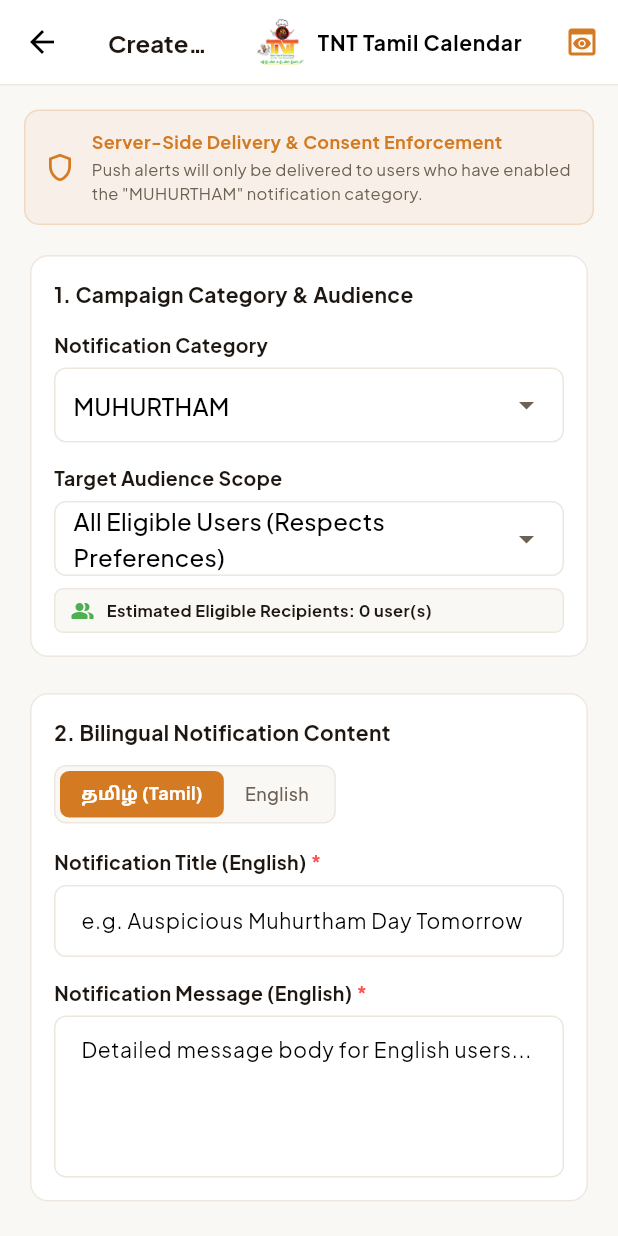
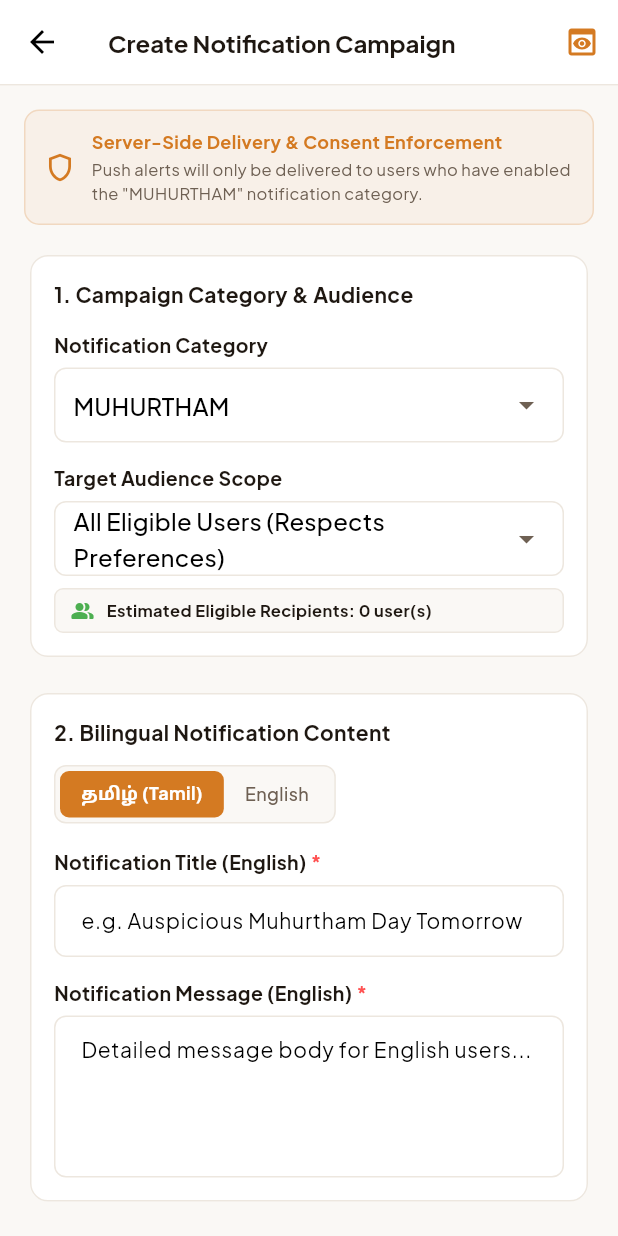
Before and after one commit to thevishwakumar/TNT-Tamil-Calendar, a Flutter app: the AdminCampaignsScreen screen opened directly, after a tap on "Create Campaign", on a phone screen of 412 x 824 dp. Run offline on Flutter 3.47's test engine with Material 3 defaults, Android fonts, the phone set to English and light mode, and no system bars; our stand-ins replace flutter_dotenv, google_fonts, permission_handler, shared_preferences, supabase_flutter; accounts and stored records are empty; network calls fail.

Commit message:
Remove duplicate TNTBrandHeader from all Admin screens

```diff
--- a/lib/features/admin/audit/admin_audit_screen.dart
+++ b/lib/features/admin/audit/admin_audit_screen.dart
@@ -1,4 +1,3 @@
-import 'package:tnt_tamil_calendar/widgets/tnt_brand_header.dart';
 import 'package:flutter/material.dart';
 import '../../../core/constants/colors.dart';
 import '../../../models/tnt_models.dart';
@@ -60,7 +59,7 @@ class _AdminAuditScreenState extends State<AdminAuditScreen> {
         title: const Text('Admin Audit Trail', style: TextStyle(fontSize: 16, fontWeight: FontWeight.bold, color: TNTColors.textPrimary)),
         backgroundColor: TNTColors.surface,
         elevation: 0,
-        actions: [ const TNTBrandHeader(),
+        actions: [
           IconButton(icon: const Icon(Icons.refresh_rounded, color: TNTColors.primary), onPressed: _loadLogs),
         ],
         bottom: PreferredSize(
--- a/lib/features/admin/bulk_import/admin_bulk_import_screen.dart
+++ b/lib/features/admin/bulk_import/admin_bulk_import_screen.dart
@@ -1,4 +1,3 @@
-import 'package:tnt_tamil_calendar/widgets/tnt_brand_header.dart';
 import 'package:flutter/material.dart';
 import '../../../core/constants/colors.dart';
 import '../../../models/tnt_models.dart';
@@ -96,7 +95,7 @@ class _AdminBulkImportScreenState extends State<AdminBulkImportScreen> {
           preferredSize: const Size.fromHeight(1),
           child: Container(color: TNTColors.border, height: 1),
         ),
-      actions: const [TNTBrandHeader()],
+      actions: const [],
       ),
       body: SingleChildScrollView(
         padding: const EdgeInsets.all(16),
--- a/lib/features/admin/calendar_management/admin_calendar_screen.dart
+++ b/lib/features/admin/calendar_management/admin_calendar_screen.dart
@@ -1,4 +1,3 @@
-import 'package:tnt_tamil_calendar/widgets/tnt_brand_header.dart';
 import 'package:flutter/material.dart';
 import '../../../core/constants/colors.dart';
 import '../../../models/tnt_models.dart';
@@ -93,7 +92,7 @@ class _AdminCalendarScreenState extends State<AdminCalendarScreen> {
                 color: TNTColors.textPrimary)),
         backgroundColor: TNTColors.surface,
         elevation: 0,
-        actions: [ const TNTBrandHeader(),
+        actions: [
           IconButton(
             icon: const Icon(Icons.refresh_rounded, color: TNTColors.primary),
             onPressed: _loadAllCalendarData,
--- a/lib/features/admin/content/admin_content_form.dart
+++ b/lib/features/admin/content/admin_content_form.dart
@@ -1,4 +1,3 @@
-import 'package:tnt_tamil_calendar/widgets/tnt_brand_header.dart';
 import 'package:flutter/material.dart';
 import '../../../core/constants/colors.dart';
 import '../../../models/tnt_models.dart';
@@ -179,7 +178,7 @@ class _AdminContentFormScreenState extends State<AdminContentFormScreen> {
         ),
         backgroundColor: TNTColors.surface,
         elevation: 0,
-        actions: [ const TNTBrandHeader(),
+        actions: [
           IconButton(
             tooltip: 'Live Preview',
             icon: const Icon(Icons.remove_red_eye_outlined, color: TNTColors.primary),
--- a/lib/features/admin/content/admin_content_screen.dart
+++ b/lib/features/admin/content/admin_content_screen.dart
@@ -1,4 +1,3 @@
-import 'package:tnt_tamil_calendar/widgets/tnt_brand_header.dart';
 import 'package:flutter/material.dart';
 import '../../../core/constants/colors.dart';
 import '../../../models/tnt_models.dart';
@@ -116,7 +115,7 @@ class _AdminContentScreenState extends State<AdminContentScreen> {
         ),
         backgroundColor: TNTColors.surface,
         elevation: 0,
-        actions: [ const TNTBrandHeader(),
+        actions: [
           IconButton(
             tooltip: 'Refresh',
             icon: const Icon(Icons.refresh_rounded, color: TNTColors.primary),
--- a/lib/features/admin/festivals_management/admin_festivals_screen.dart
+++ b/lib/features/admin/festivals_management/admin_festivals_screen.dart
@@ -1,4 +1,3 @@
-import 'package:tnt_tamil_calendar/widgets/tnt_brand_header.dart';
 import 'package:flutter/material.dart';
 import '../../../core/constants/colors.dart';
 import '../../../models/tnt_models.dart';
@@ -135,7 +134,7 @@ class _AdminFestivalsScreenState extends State<AdminFestivalsScreen> {
         title: const Text('Festivals Management', style: TextStyle(fontSize: 16, fontWeight: FontWeight.bold, color: TNTColors.textPrimary)),
         backgroundColor: TNTColors.surface,
         elevation: 0,
-        actions: [ const TNTBrandHeader(),
+        actions: [
           IconButton(
             icon: const Icon(Icons.refresh_rounded, color: TNTColors.primary),
             onPressed: () => _loadFestivals(forceRefresh: true),
--- a/lib/features/admin/media_management/admin_media_library_screen.dart
+++ b/lib/features/admin/media_management/admin_media_library_screen.dart
@@ -1,4 +1,3 @@
-import 'package:tnt_tamil_calendar/widgets/tnt_brand_header.dart';
 import 'package:flutter/material.dart';
 import '../../../core/constants/colors.dart';
 import '../../../models/tnt_models.dart';
@@ -203,7 +202,7 @@ class _AdminMediaLibraryScreenState extends State<AdminMediaLibraryScreen> {
         ),
         backgroundColor: TNTColors.surface,
         elevation: 0,
-        actions: [ const TNTBrandHeader(),
+        actions: [
           IconButton(
             tooltip: 'Refresh',
             icon: const Icon(Icons.refresh_rounded, color: TNTColors.primary),
--- a/lib/features/admin/muhurtham_management/admin_muhurtham_screen.dart
+++ b/lib/features/admin/muhurtham_management/admin_muhurtham_screen.dart
@@ -1,4 +1,3 @@
-import 'package:tnt_tamil_calendar/widgets/tnt_brand_header.dart';
 import 'package:flutter/material.dart';
 import '../../../core/constants/colors.dart';
 import '../../../models/tnt_models.dart';
@@ -104,7 +103,7 @@ class _AdminMuhurthamScreenState extends State<AdminMuhurthamScreen> {
         title: const Text('Muhurtham Management', style: TextStyle(fontSize: 16, fontWeight: FontWeight.bold, color: TNTColors.textPrimary)),
         backgroundColor: TNTColors.surface,
         elevation: 0,
-        actions: [ const TNTBrandHeader(),
+        actions: [
           IconButton(
             icon: const Icon(Icons.refresh_rounded, color: TNTColors.primary),
             onPressed: () => _loadMuhurthams(forceRefresh: true),
--- a/lib/features/admin/notifications/screens/admin_campaign_create_screen.dart
+++ b/lib/features/admin/notifications/screens/admin_campaign_create_screen.dart
@@ -1,4 +1,3 @@
-import 'package:tnt_tamil_calendar/widgets/tnt_brand_header.dart';
 import 'package:flutter/material.dart';
 import '../../../../core/constants/colors.dart';
 import '../../../../models/tnt_models.dart';
@@ -258,7 +257,7 @@ class _AdminCampaignCreateScreenState extends State<AdminCampaignCreateScreen> {
         ),
         backgroundColor: TNTColors.surface,
         elevation: 0,
-        actions: [ const TNTBrandHeader(),
+        actions: [
           IconButton(
             tooltip: 'Live Preview',
             icon: const Icon(Icons.preview_rounded, color: TNTColors.primary),
--- a/lib/features/admin/notifications/screens/admin_campaign_detail_screen.dart
+++ b/lib/features/admin/notifications/screens/admin_campaign_detail_screen.dart
@@ -1,4 +1,3 @@
-import 'package:tnt_tamil_calendar/widgets/tnt_brand_header.dart';
 import 'package:flutter/material.dart';
 import '../../../../core/constants/colors.dart';
 import '../../../../models/tnt_models.dart';
@@ -114,7 +113,7 @@ class _AdminCampaignDetailScreenState extends State<AdminCampaignDetailScreen> {
     if (c == null) {
       return Scaffold(
         backgroundColor: TNTColors.background,
-        appBar: AppBar(title: const Text('Campaign Not Found'), backgroundColor: TNTColors.surface, actions: const [TNTBrandHeader()],),
+        appBar: AppBar(title: const Text('Campaign Not Found'), backgroundColor: TNTColors.surface, actions: const [],),
         body: const Center(child: Text('Requested notification campaign does not exist.')),
       );
     }
@@ -133,7 +132,7 @@ class _AdminCampaignDetailScreenState extends State<AdminCampaignDetailScreen> {
         ),
         backgroundColor: TNTColors.surface,
         elevation: 0,
-        actions: [ const TNTBrandHeader(),
+        actions: [
           IconButton(
             tooltip: 'Live Preview',
             icon: const Icon(Icons.preview_rounded, color: TNTColors.primary),
--- a/lib/features/admin/notifications/screens/admin_campaigns_screen.dart
+++ b/lib/features/admin/notifications/screens/admin_campaigns_screen.dart
@@ -1,4 +1,3 @@
-import 'package:tnt_tamil_calendar/widgets/tnt_brand_header.dart';
 import 'package:flutter/material.dart';
 import '../../../../core/constants/colors.dart';
 import '../../../../models/tnt_models.dart';
@@ -104,7 +103,7 @@ class _AdminCampaignsScreenState extends State<AdminCampaignsScreen> with Single
         ),
         backgroundColor: TNTColors.surface,
         elevation: 0,
-        actions: [ const TNTBrandHeader(),
+        actions: [
           IconButton(
             tooltip: 'Refresh',
             icon: const Icon(Icons.refresh_rounded, color: TNTColors.primary),
--- a/lib/features/admin/panchangam_management/admin_panchangam_screen.dart
+++ b/lib/features/admin/panchangam_management/admin_panchangam_screen.dart
@@ -1,4 +1,3 @@
-import 'package:tnt_tamil_calendar/widgets/tnt_brand_header.dart';
 import 'package:flutter/material.dart';
 import '../../../core/constants/colors.dart';
 
@@ -22,7 +21,7 @@ class _AdminPanchangamScreenState extends State<AdminPanchangamScreen> {
         title: const Text('Panchangam Management', style: TextStyle(fontSize: 16, fontWeight: FontWeight.bold, color: TNTColors.textPrimary)),
         backgroundColor: TNTColors.surface,
         elevation: 0,
-        actions: [ const TNTBrandHeader(),
+        actions: [
           IconButton(
             icon: const Icon(Icons.calendar_today_rounded, color: TNTColors.primary),
             onPressed: () async {
--- a/lib/features/admin/special_days_management/admin_special_days_screen.dart
+++ b/lib/features/admin/special_days_management/admin_special_days_screen.dart
@@ -1,4 +1,3 @@
-import 'package:tnt_tamil_calendar/widgets/tnt_brand_header.dart';
 import 'package:flutter/material.dart';
 import '../../../core/constants/colors.dart';
 import '../../../models/tnt_models.dart';
@@ -138,7 +137,7 @@ class _AdminSpecialDaysScreenState extends State<AdminSpecialDaysScreen> {
         title: const Text('Special Days Management', style: TextStyle(fontSize: 16, fontWeight: FontWeight.bold, color: TNTColors.textPrimary)),
         backgroundColor: TNTColors.surface,
         elevation: 0,
-        actions: [ const TNTBrandHeader(),
+        actions: [
           IconButton(
             icon: const Icon(Icons.refresh_rounded, color: TNTColors.primary),
             onPressed: () => _loadSpecialDays(forceRefresh: true),
--- a/lib/features/admin/users/screens/admin_users_screen.dart
+++ b/lib/features/admin/users/screens/admin_users_screen.dart
@@ -1,4 +1,3 @@
-import 'package:tnt_tamil_calendar/widgets/tnt_brand_header.dart';
 import 'package:flutter/material.dart';
 import '../../../../core/constants/colors.dart';
 import '../../../../models/tnt_models.dart';
@@ -203,7 +202,7 @@ class _AdminUsersScreenState extends State<AdminUsersScreen> {
   Widget build(BuildContext context) {
     return Scaffold(
       backgroundColor: TNTColors.background,
-      appBar: AppBar(title: const Text('Users Management'), actions: const [TNTBrandHeader()],),
+      appBar: AppBar(title: const Text('Users Management'), actions: const [],),
       body: RefreshIndicator(
         onRefresh: () => _loadUsers(refresh: true),
         color: TNTColors.primary,
--- a/lib/panchangam/repositories/panchangam_repository.dart
+++ b/lib/panchangam/repositories/panchangam_repository.dart
@@ -77,8 +77,9 @@ class SupabasePanchangamProvider implements PanchangamDataProvider {
         isFromOfflineCache: bundle.isFromOfflineCache,
         cachedAt: bundle.cachedAt,
       );
-    } catch (e) {
-      return null;
+    } catch (e, stack) {
+      print('SupabasePanchangamProvider Error: $e\n$stack');
+      rethrow;
     }
   }
 }
```
